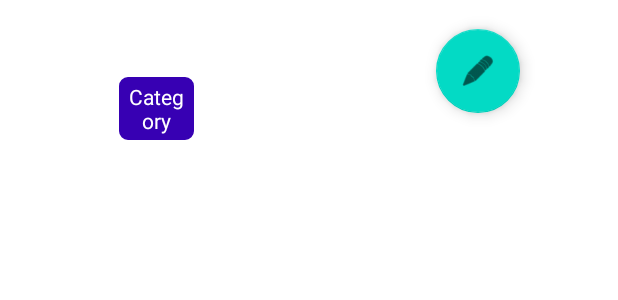
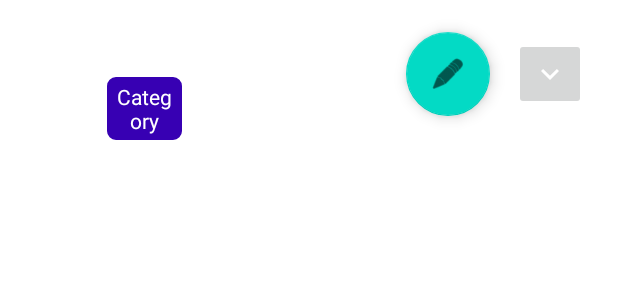
Before and after one commit to CMPUT301F22T08/AndroidImpact, an Android app: the layout ingredient_storage_item.xml on its own in the app's theme, with its tools: preview values and no code run, on a phone screen of 412 x 824 dp. Shown: the top 300 px of the screen. Run offline under Robolectric (Android 15) with nearby library versions, the phone set to English and light mode, and no system bars.

Commit message:
Add dropdown btn

```diff
--- a/app/src/main/java/com/androidimpact/app/StoreIngredientViewAdapter.java
+++ b/app/src/main/java/com/androidimpact/app/StoreIngredientViewAdapter.java
@@ -2,9 +2,12 @@ package com.androidimpact.app;
 
 import android.content.Context;
 import android.icu.text.SimpleDateFormat;
+import android.util.Log;
 import android.view.LayoutInflater;
 import android.view.View;
 import android.view.ViewGroup;
+import android.widget.ImageButton;
+import android.widget.Spinner;
 import android.widget.TextView;
 
 import androidx.annotation.NonNull;
@@ -18,6 +21,7 @@ public class StoreIngredientViewAdapter extends RecyclerView.Adapter<StoreIngred
     // creating a variable for our array list and context.
     private ArrayList<StoreIngredient> ingredientArrayList;
     private Context mContext;
+    private int selected;
 
     // creating a constructor class.
     public StoreIngredientViewAdapter(Context mContext, ArrayList<StoreIngredient> ingredientArrayList) {
@@ -42,6 +46,17 @@ public class StoreIngredientViewAdapter extends RecyclerView.Adapter<StoreIngred
         String myFormat="dd MMM yyyy";
         SimpleDateFormat dateFormat = new SimpleDateFormat(myFormat, Locale.US);
         holder.storeIngredientDate.setText(dateFormat.format(recyclerData.getBestBeforeDate().getTime()));
+        holder.dropdownToggle.setOnClickListener(v -> {
+            Log.i("Foods item toggle", String.valueOf(position));
+            if (position == selected) {
+                // unselect
+//                holder.dropdownToggle.setImageResource(android.R.drawable.arrow_down_float);
+            } else {
+//                holder.dropdownToggle.setImageResource(android.R.drawable.arrow_up_float);
+            }
+            clickedItem(position);
+        });
+
     }
 
     @Override
@@ -59,8 +74,8 @@ public class StoreIngredientViewAdapter extends RecyclerView.Adapter<StoreIngred
 
         // creating a variable for category
         private TextView storeIngredientCategory;
-
         private TextView storeIngredientDate;
+        private ImageButton dropdownToggle;
 
         public StoreIngredientViewHolder(@NonNull View itemView) {
             super(itemView);
@@ -69,6 +84,18 @@ public class StoreIngredientViewAdapter extends RecyclerView.Adapter<StoreIngred
             storeIngredientDate = itemView.findViewById(R.id.store_ingredient_expiry);
             storeIngredientDescription = itemView.findViewById(R.id.store_ingredient_description);
             storeIngredientCategory = itemView.findViewById(R.id.store_ingredient_category);
+            dropdownToggle = itemView.findViewById(R.id.store_ingredient_dropdown_toggle);
         }
     }
+
+    private void clickedItem(int position) {
+        if (selected == position) {
+            // deselect
+            selected = -1;
+        } else {
+            selected = position;
+        }
+        notifyDataSetChanged();
+    }
+
 }
--- a/app/src/main/java/com/androidimpact/app/activities/IngredientStorageActivity.java
+++ b/app/src/main/java/com/androidimpact/app/activities/IngredientStorageActivity.java
@@ -68,7 +68,6 @@ public class IngredientStorageActivity extends AppCompatActivity {
             Intent intent = new Intent(IngredientStorageActivity.this, AddStoreIngredientActivity.class);
             addStoreIngredientLauncher.launch(intent);
         });
-
 
         // drag to delete
         new ItemTouchHelper(new ItemTouchHelper.SimpleCallback(0, ItemTouchHelper.RIGHT) {
--- /dev/null
+++ b/app/src/main/res/drawable/expand_less_white.xml
@@ -0,0 +1,5 @@
+<vector android:height="24dp" android:tint="#FFFFFF"
+    android:viewportHeight="24" android:viewportWidth="24"
+    android:width="24dp" xmlns:android="http://schemas.android.com/apk/res/android">
+    <path android:fillColor="@android:color/white" android:pathData="M12,8l-6,6 1.41,1.41L12,10.83l4.59,4.58L18,14z"/>
+</vector>
--- /dev/null
+++ b/app/src/main/res/drawable/expand_more_white.xml
@@ -0,0 +1,5 @@
+<vector android:height="24dp" android:tint="#FFFFFF"
+    android:viewportHeight="24" android:viewportWidth="24"
+    android:width="24dp" xmlns:android="http://schemas.android.com/apk/res/android">
+    <path android:fillColor="@android:color/white" android:pathData="M16.59,8.59L12,13.17 7.41,8.59 6,10l6,6 6,-6z"/>
+</vector>
--- a/app/src/main/res/layout/ingredient_storage_item.xml
+++ b/app/src/main/res/layout/ingredient_storage_item.xml
@@ -1,28 +1,29 @@
 <?xml version="1.0" encoding="utf-8"?>
 
 
-<androidx.constraintlayout.widget.ConstraintLayout
-    xmlns:android="http://schemas.android.com/apk/res/android"
+<LinearLayout xmlns:android="http://schemas.android.com/apk/res/android"
     xmlns:app="http://schemas.android.com/apk/res-auto"
     xmlns:tools="http://schemas.android.com/tools"
     android:id="@+id/linearLayout"
     android:layout_width="match_parent"
     android:layout_height="wrap_content"
-    android:padding="5dp"
-    >
+    android:orientation="vertical"
+    android:padding="5dp">
+
+    <androidx.constraintlayout.widget.ConstraintLayout
+        android:layout_width="match_parent"
+        android:layout_height="match_parent">
+
         <TextView
             android:id="@+id/store_ingredient_description"
             android:layout_width="250dp"
             android:layout_height="wrap_content"
+            android:ellipsize="marquee"
             android:maxLines="1"
-        android:layout_marginStart="8dp"
             android:padding="0dp"
             android:text="@string/description"
             android:textColor="@color/white"
             android:textSize="30sp"
-        android:ellipsize="marquee"
-        app:layout_constraintEnd_toStartOf="@+id/store_ingredient_category"
-        app:layout_constraintHorizontal_bias="0"
             app:layout_constraintStart_toStartOf="parent"
             app:layout_constraintTop_toTopOf="parent" />
 
@@ -30,43 +31,20 @@
             android:id="@+id/store_ingredient_category"
             android:layout_width="50dp"
             android:layout_height="wrap_content"
-        android:layout_marginStart="8dp"
-        android:layout_marginEnd="8dp"
+            android:layout_margin="5dp"
             android:background="@drawable/category_background_bubble"
             android:padding="3dp"
-        android:layout_margin="5dp"
             android:text="@string/category"
             android:textAlignment="center"
             android:textColor="@color/white"
             android:textSize="14sp"
-        app:layout_constraintEnd_toStartOf="@+id/edit_store_ingredient"
-        app:layout_constraintHorizontal_bias="0.0"
             app:layout_constraintStart_toEndOf="@+id/store_ingredient_expiry"
-        app:layout_constraintTop_toBottomOf="@+id/store_ingredient_description" />
-
-    <com.google.android.material.floatingactionbutton.FloatingActionButton
-        android:id="@+id/edit_store_ingredient"
-        android:layout_width="wrap_content"
-        android:layout_height="wrap_content"
-        android:layout_marginStart="120dp"
-        android:layout_marginEnd="40dp"
-        android:clickable="true"
-        android:focusable="true"
-        android:paddingTop="10dp"
-        android:onClick="editStoreIngredient"
-        app:layout_constraintBottom_toBottomOf="parent"
-        app:layout_constraintEnd_toEndOf="parent"
-        app:layout_constraintHorizontal_bias="0.892"
-        app:layout_constraintStart_toStartOf="parent"
-        app:layout_constraintTop_toTopOf="parent"
-        app:layout_constraintVertical_bias="0.431"
-        app:srcCompat="@android:drawable/ic_menu_edit" />
+            app:layout_constraintTop_toTopOf="@+id/store_ingredient_expiry" />
 
         <TextView
             android:id="@+id/store_ingredient_expiry"
             android:layout_width="wrap_content"
             android:layout_height="38dp"
-        android:layout_marginStart="8dp"
             android:padding="3dp"
             android:text="@string/expiry"
             android:textColor="@color/white"
@@ -74,31 +52,68 @@
             app:layout_constraintStart_toStartOf="parent"
             app:layout_constraintTop_toBottomOf="@+id/store_ingredient_description" />
 
-<!--    <ImageView-->
-<!--        android:id="@+id/imageView"-->
-<!--        android:layout_width="28dp"-->
-<!--        android:layout_height="28dp"-->
-<!--        android:layout_marginStart="60dp"-->
-<!--        app:layout_constraintBottom_toBottomOf="parent"-->
-<!--        app:layout_constraintStart_toEndOf="@+id/edit_store_ingredient"-->
-<!--        app:layout_constraintStart_toStartOf="@+id/edit_store_ingredient"-->
-<!--        app:layout_constraintTop_toTopOf="parent"-->
-<!--        app:srcCompat="@android:drawable/arrow_up_float" />-->
+        <com.google.android.material.floatingactionbutton.FloatingActionButton
+            android:id="@+id/edit_store_ingredient"
+            android:layout_width="wrap_content"
+            android:layout_height="wrap_content"
+            android:layout_marginEnd="16dp"
+            android:clickable="true"
+            android:focusable="true"
+            android:onClick="editStoreIngredient"
+            android:paddingTop="10dp"
+            app:layout_constraintBottom_toBottomOf="@+id/store_ingredient_dropdown_toggle"
+            app:layout_constraintEnd_toStartOf="@+id/store_ingredient_dropdown_toggle"
+            app:layout_constraintTop_toTopOf="@+id/store_ingredient_dropdown_toggle"
+            app:srcCompat="@android:drawable/ic_menu_edit" />
 
-    <Spinner
-        android:id="@+id/Spinner"
-        android:layout_width="48dp"
-        android:layout_height="48dp"
-        android:layout_marginStart="5dp"
-        android:paddingLeft="5dp"
-        android:paddingRight="10dp"
-        android:spinnerMode="dropdown"
-        android:backgroundTint="@color/white"
+        <ImageButton
+            android:id="@+id/store_ingredient_dropdown_toggle"
+            android:layout_width="wrap_content"
+            android:layout_height="wrap_content"
+            android:layout_marginEnd="16dp"
+            android:minHeight="48dp"
             app:layout_constraintBottom_toBottomOf="parent"
-        app:layout_constraintStart_toEndOf="@+id/edit_store_ingredient"
-        app:layout_constraintTop_toTopOf="parent" />
-    <!--        app:layout_constraintStart_toStartOf="@+id/edit_store_ingredient"-->
+            app:layout_constraintEnd_toEndOf="parent"
+            app:layout_constraintTop_toTopOf="parent"
+            app:srcCompat="@drawable/expand_more_white" />
+
+    </androidx.constraintlayout.widget.ConstraintLayout>
+
+    <androidx.constraintlayout.widget.ConstraintLayout
+        android:layout_width="match_parent"
+        android:layout_height="match_parent"
+        android:visibility="invisible">
 
 
+        <TextView
+            android:id="@+id/store_ingredient_amount"
+            android:layout_width="wrap_content"
+            android:layout_height="wrap_content"
+            android:text="Amount"
+            app:layout_constraintEnd_toStartOf="@+id/store_ingredient_cost"
+            app:layout_constraintStart_toStartOf="parent"
+            app:layout_constraintTop_toTopOf="parent" />
+
+        <TextView
+            android:id="@+id/store_ingredient_cost"
+            android:layout_width="wrap_content"
+            android:layout_height="wrap_content"
+            android:text="Cost"
+            app:layout_constraintBottom_toBottomOf="parent"
+            app:layout_constraintEnd_toStartOf="@+id/store_ingredient_location"
+            app:layout_constraintStart_toEndOf="@+id/store_ingredient_amount"
+            app:layout_constraintTop_toTopOf="parent" />
+
+        <TextView
+            android:id="@+id/store_ingredient_location"
+            android:layout_width="wrap_content"
+            android:layout_height="wrap_content"
+            android:text="Location"
+            app:layout_constraintBottom_toBottomOf="parent"
+            app:layout_constraintEnd_toEndOf="parent"
+            app:layout_constraintStart_toEndOf="@+id/store_ingredient_cost"
+            app:layout_constraintTop_toTopOf="parent" />
 
     </androidx.constraintlayout.widget.ConstraintLayout>
+
+</LinearLayout>
```
Lines whose indentation alone changed are shown as unchanged.
